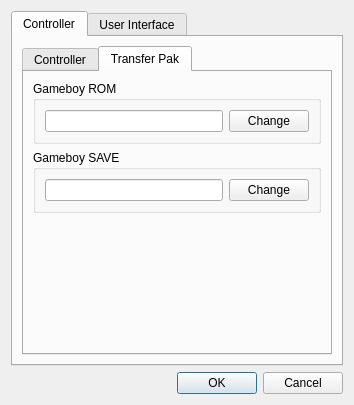
Qt form Source/RMG-Input/UserInterface/OptionsDialog.ui (Rosalie241/RMG) before a commit.
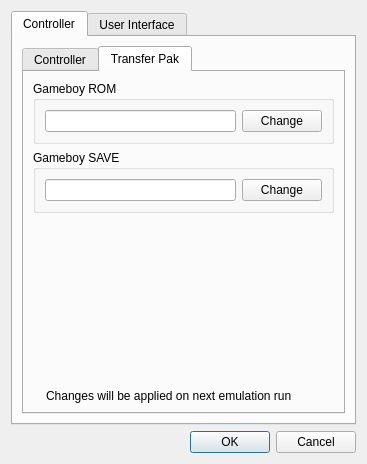
The same form after that commit. The open tabs and pages were chosen to show the change. Icons and pictures are not drawn.

Commit message: RMG-Input: show emulation info text in transfer pak tab

```diff
--- a/Source/RMG-Input/UserInterface/OptionsDialog.ui
+++ b/Source/RMG-Input/UserInterface/OptionsDialog.ui
@@ -6,8 +6,8 @@
    <rect>
     <x>0</x>
     <y>0</y>
-    <width>354</width>
-    <height>405</height>
+    <width>367</width>
+    <height>464</height>
    </rect>
   </property>
   <property name="windowTitle">
@@ -148,6 +148,42 @@
              </property>
             </spacer>
            </item>
+           <item>
+            <layout class="QHBoxLayout" name="emulationInfoLayout_1">
+             <item>
+              <widget class="QLabel" name="label_2">
+               <property name="sizePolicy">
+                <sizepolicy hsizetype="Minimum" vsizetype="Preferred">
+                 <horstretch>0</horstretch>
+                 <verstretch>0</verstretch>
+                </sizepolicy>
+               </property>
+               <property name="text">
+                <string/>
+               </property>
+               <property name="pixmap">
+                <pixmap resource="UIResources.qrc">:/Resource/Info.ico</pixmap>
+               </property>
+               <property name="scaledContents">
+                <bool>false</bool>
+               </property>
+              </widget>
+             </item>
+             <item>
+              <widget class="QLabel" name="label_3">
+               <property name="sizePolicy">
+                <sizepolicy hsizetype="Expanding" vsizetype="Preferred">
+                 <horstretch>0</horstretch>
+                 <verstretch>0</verstretch>
+                </sizepolicy>
+               </property>
+               <property name="text">
+                <string>Changes will be applied on next emulation run</string>
+               </property>
+              </widget>
+             </item>
+            </layout>
+           </item>
           </layout>
          </widget>
         </widget>
```
Left out of the diff: 4 changed lines with no effect on the pictures. The commit also changes 4 other files.
